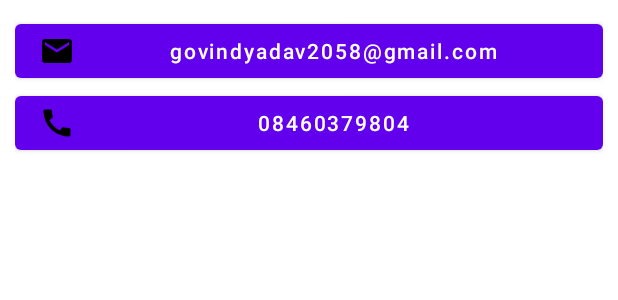
After one commit to 2058govindsingh/BPD-App, an Android app: the layout contact_us_dialog.xml on its own in the app's theme, with its tools: preview values and no code run, on a phone screen of 412 x 824 dp. The commit adds this screen. Shown: the top 300 px of the screen. Run offline under Robolectric (Android 15) with nearby library versions, the phone set to English and light mode, and no system bars.

Commit message:
contact us and about us dialog added

```diff
--- /dev/null
+++ b/app/src/main/res/drawable/ic_call.xml
@@ -0,0 +1,5 @@
+<vector android:height="24dp" android:tint="#000000"
+    android:viewportHeight="24" android:viewportWidth="24"
+    android:width="24dp" xmlns:android="http://schemas.android.com/apk/res/android">
+    <path android:fillColor="@android:color/white" android:pathData="M20.01,15.38c-1.23,0 -2.42,-0.2 -3.53,-0.56 -0.35,-0.12 -0.74,-0.03 -1.01,0.24l-1.57,1.97c-2.83,-1.35 -5.48,-3.9 -6.89,-6.83l1.95,-1.66c0.27,-0.28 0.35,-0.67 0.24,-1.02 -0.37,-1.11 -0.56,-2.3 -0.56,-3.53 0,-0.54 -0.45,-0.99 -0.99,-0.99H4.19C3.65,3 3,3.24 3,3.99 3,13.28 10.73,21 20.01,21c0.71,0 0.99,-0.63 0.99,-1.18v-3.45c0,-0.54 -0.45,-0.99 -0.99,-0.99z"/>
+</vector>
--- /dev/null
+++ b/app/src/main/res/drawable/ic_email.xml
@@ -0,0 +1,5 @@
+<vector android:height="24dp" android:tint="#000000"
+    android:viewportHeight="24" android:viewportWidth="24"
+    android:width="24dp" xmlns:android="http://schemas.android.com/apk/res/android">
+    <path android:fillColor="@android:color/white" android:pathData="M20,4L4,4c-1.1,0 -1.99,0.9 -1.99,2L2,18c0,1.1 0.9,2 2,2h16c1.1,0 2,-0.9 2,-2L22,6c0,-1.1 -0.9,-2 -2,-2zM20,8l-8,5 -8,-5L4,6l8,5 8,-5v2z"/>
+</vector>
--- /dev/null
+++ b/app/src/main/res/layout/contact_us_dialog.xml
@@ -0,0 +1,30 @@
+<?xml version="1.0" encoding="utf-8"?>
+<LinearLayout xmlns:android="http://schemas.android.com/apk/res/android"
+    xmlns:tools="http://schemas.android.com/tools"
+    android:layout_width="match_parent"
+    android:layout_height="match_parent"
+    android:padding="10dp"
+    android:orientation="vertical"
+    tools:context=".HomeFragment">
+
+    <Button
+        android:id="@+id/compose_email_button"
+        android:layout_width="match_parent"
+        android:layout_height="wrap_content"
+        android:text="govindyadav2058@gmail.com"
+        android:textAllCaps="false"
+        android:drawableLeft="@drawable/ic_email"
+        />
+    <Button
+        android:id="@+id/dial_number_button"
+        android:layout_width="match_parent"
+        android:layout_height="wrap_content"
+        android:text="08460379804"
+        android:textAllCaps="false"
+        android:drawableLeft="@drawable/ic_call"
+        />
+
+
+
+
+</LinearLayout>
```
Also changed, not shown: app/src/main/java/com/example/bpdapp/HomeFragment.kt (+37 -2 lines), app/src/main/res/menu/drawer_menu.xml (+7 -5 lines), app/src/main/res/values/strings.xml (+2 -0 lines).
